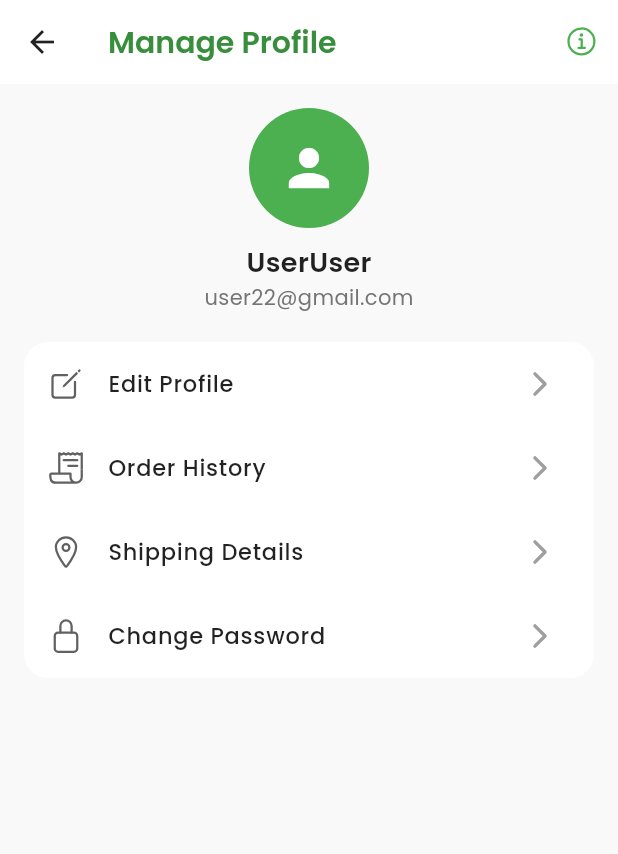
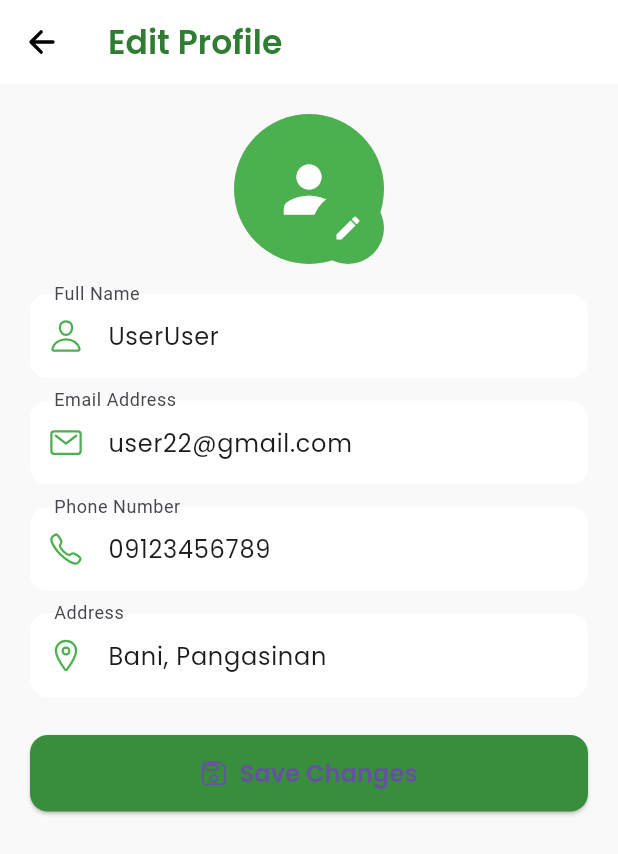
Before and after one commit to agriconnectpsu-capstone/Team-Collaboration, a Flutter app: the BuyerManageProfilePage screen opened directly, after a tap on "Edit Profile", on a phone screen of 412 x 824 dp. Shown: the top 854 px of the screen. Run offline on Flutter 3.47's test engine with Material 3 defaults, Android fonts, the phone set to English and light mode, and no system bars; our stand-ins replace firebase_core, google_fonts, ionicons; accounts and stored records are empty; network calls fail.

Commit message:
Merge remote-tracking branch 'origin/main'
# Conflicts:
#	lib/buyer/buyer_homepage.dart

```diff
--- a/lib/buyer/buyer_homepage.dart
+++ b/lib/buyer/buyer_homepage.dart
@@ -1,4 +1,4 @@
-import 'package:agriconnectapp/buyer/buyer_profile.dart';
+import '/buyer/buyer_profile.dart';
 import 'package:flutter/material.dart';
 import 'package:google_fonts/google_fonts.dart';
 import '../widgets/buyer_widgets.dart';
--- a/lib/buyer/buyer_manage_profile.dart
+++ b/lib/buyer/buyer_manage_profile.dart
@@ -1,3 +1,4 @@
+import 'package:agriconnectapp/buyer/manage_profile/edit_profile.dart';
 import 'package:flutter/material.dart';
 import 'package:google_fonts/google_fonts.dart';
 import 'package:ionicons/ionicons.dart';
@@ -65,7 +66,10 @@ class BuyerManageProfilePage extends StatelessWidget {
                 "Edit Profile",
                 Ionicons.create_outline,
                     () {
-                  // Navigate to Edit Profile Page
+                  Navigator.push(
+                    context,
+                    MaterialPageRoute(builder: (context) => const EditProfilePage()),
+                  );
                 },
               ),
               _buildTile(
--- /dev/null
+++ b/lib/buyer/manage_profile/edit_profile.dart
@@ -0,0 +1,145 @@
+import 'package:flutter/material.dart';
+import 'package:google_fonts/google_fonts.dart';
+import 'package:ionicons/ionicons.dart';
+
+class EditProfilePage extends StatefulWidget {
+  const EditProfilePage({super.key});
+
+  @override
+  State<EditProfilePage> createState() => _EditProfilePageState();
+}
+
+class _EditProfilePageState extends State<EditProfilePage> {
+  final _formKey = GlobalKey<FormState>();
+  final TextEditingController _nameController = TextEditingController(text: "UserUser");
+  final TextEditingController _emailController = TextEditingController(text: "user22@gmail.com");
+  final TextEditingController _phoneController = TextEditingController(text: "09123456789");
+  final TextEditingController _addressController = TextEditingController(text: "Bani, Pangasinan");
+
+  @override
+  Widget build(BuildContext context) {
+    return Scaffold(
+      backgroundColor: const Color(0xFFF9F9F9),
+      appBar: AppBar(
+        elevation: 0,
+        backgroundColor: Colors.white,
+        leading: IconButton(
+          icon: const Icon(Ionicons.arrow_back, color: Colors.black),
+          onPressed: () => Navigator.pop(context),
+        ),
+        title: Text(
+          "Edit Profile",
+          style: GoogleFonts.poppins(
+            color: Colors.green[800],
+            fontWeight: FontWeight.w600,
+          ),
+        ),
+        centerTitle: false,
+      ),
+
+      body: SingleChildScrollView(
+        padding: const EdgeInsets.all(20),
+        child: Form(
+          key: _formKey,
+          child: Column(
+            crossAxisAlignment: CrossAxisAlignment.center,
+            children: [
+              // 👤 Profile Picture
+              Center(
+                child: Stack(
+                  children: [
+                    const CircleAvatar(
+                      radius: 50,
+                      backgroundColor: Colors.green,
+                      child: Icon(Icons.person, size: 50, color: Colors.white),
+                    ),
+                    Positioned(
+                      bottom: 0,
+                      right: 0,
+                      child: Container(
+                        decoration: const BoxDecoration(
+                          color: Colors.green,
+                          shape: BoxShape.circle,
+                        ),
+                        child: IconButton(
+                          icon: const Icon(Icons.edit, color: Colors.white, size: 20),
+                          onPressed: () {
+                            // TODO: Add image picker logic
+                          },
+                        ),
+                      ),
+                    ),
+                  ],
+                ),
+              ),
+
+              const SizedBox(height: 20),
+
+              // ✏️ Name Field
+              _buildTextField("Full Name", _nameController, Ionicons.person_outline),
+              const SizedBox(height: 15),
+
+              // 📧 Email Field
+              _buildTextField("Email Address", _emailController, Ionicons.mail_outline),
+              const SizedBox(height: 15),
+
+              // 📱 Phone Number
+              _buildTextField("Phone Number", _phoneController, Ionicons.call_outline),
+              const SizedBox(height: 15),
+
+              // 📍 Address
+              _buildTextField("Address", _addressController, Ionicons.location_outline),
+              const SizedBox(height: 25),
+
+              // 💾 Save Button
+              SizedBox(
+                width: double.infinity,
+                child: ElevatedButton.icon(
+                  onPressed: () {
+                    if (_formKey.currentState!.validate()) {
+                      ScaffoldMessenger.of(context).showSnackBar(
+                        const SnackBar(content: Text("Profile updated successfully!")),
+                      );
+                      Navigator.pop(context);
+                    }
+                  },
+                  icon: const Icon(Ionicons.save_outline),
+                  label: Text(
+                    "Save Changes",
+                    style: GoogleFonts.poppins(fontSize: 16, fontWeight: FontWeight.w600),
+                  ),
+                  style: ElevatedButton.styleFrom(
+                    backgroundColor: Colors.green[700],
+                    padding: const EdgeInsets.symmetric(vertical: 14),
+                    shape: RoundedRectangleBorder(
+                      borderRadius: BorderRadius.circular(12),
+                    ),
+                  ),
+                ),
+              ),
+            ],
+          ),
+        ),
+      ),
+    );
+  }
+
+  // 🔹 Helper widget for input fields
+  Widget _buildTextField(String label, TextEditingController controller, IconData icon) {
+    return TextFormField(
+      controller: controller,
+      style: GoogleFonts.poppins(),
+      decoration: InputDecoration(
+        labelText: label,
+        prefixIcon: Icon(icon, color: Colors.green),
+        filled: true,
+        fillColor: Colors.white,
+        border: OutlineInputBorder(
+          borderRadius: BorderRadius.circular(12),
+          borderSide: BorderSide.none,
+        ),
+      ),
+      validator: (value) => value == null || value.isEmpty ? "Please enter $label" : null,
+    );
+  }
+}
--- a/lib/main.dart
+++ b/lib/main.dart
@@ -1,6 +1,5 @@
 import 'package:flutter/material.dart';
 
-import 'package:flutter/material.dart';
 // Import your buyer homepage file
 import '/buyer/buyer_homepage.dart';
 
```
